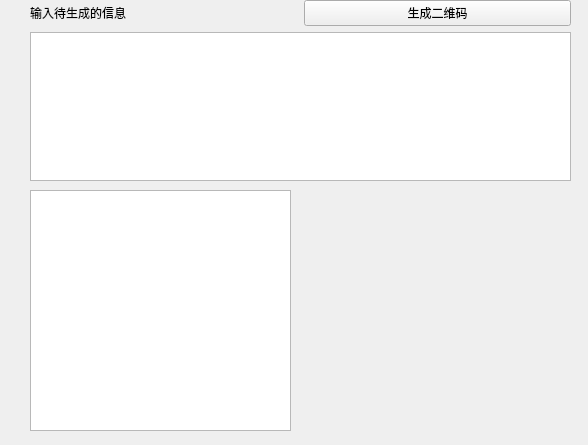
RatingKarma/Qt6QRCodeGenerator, file widget.ui: the form before one commit.
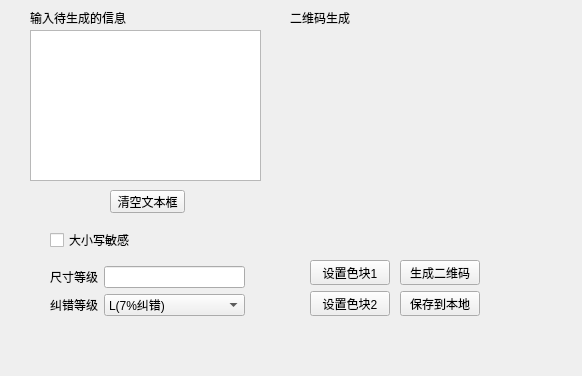
The form after the commit.

Commit message: add qrcode.lib as static lib. add color selection. add QR code correction level, case-sensitive, save as local image options, etc.

Diff of the .ui file:
```diff
--- a/widget.ui
+++ b/widget.ui
@@ -6,56 +6,198 @@
    <rect>
     <x>0</x>
     <y>0</y>
-    <width>588</width>
-    <height>445</height>
+    <width>582</width>
+    <height>376</height>
    </rect>
   </property>
   <property name="windowTitle">
    <string>widget</string>
   </property>
-  <widget class="QGraphicsView" name="graphicsView">
+  <widget class="QLabel" name="QRcode_box">
    <property name="geometry">
     <rect>
+     <x>290</x>
+     <y>30</y>
+     <width>221</width>
+     <height>211</height>
+    </rect>
+   </property>
+   <property name="text">
+    <string/>
+   </property>
+  </widget>
+  <widget class="QTextEdit" name="text_edit">
+   <property name="geometry">
+    <rect>
      <x>30</x>
-     <y>190</y>
-     <width>261</width>
-     <height>241</height>
+     <y>30</y>
+     <width>231</width>
+     <height>151</height>
     </rect>
    </property>
   </widget>
-  <widget class="QWidget" name="">
+  <widget class="QLabel" name="label_info">
    <property name="geometry">
     <rect>
      <x>30</x>
-     <y>0</y>
-     <width>541</width>
-     <height>181</height>
+     <y>10</y>
+     <width>96</width>
+     <height>16</height>
     </rect>
    </property>
-   <layout class="QGridLayout" name="gridLayout">
-    <item row="0" column="0">
-     <layout class="QHBoxLayout" name="horizontalLayout">
+   <property name="text">
+    <string>输入待生成的信息</string>
+   </property>
+  </widget>
+  <widget class="QWidget" name="layoutWidget">
+   <property name="geometry">
+    <rect>
+     <x>50</x>
+     <y>220</y>
+     <width>195</width>
+     <height>104</height>
+    </rect>
+   </property>
+   <layout class="QVBoxLayout" name="verticalLayout_3">
+    <item>
+     <widget class="QCheckBox" name="checkbox_casesensitive">
+      <property name="text">
+       <string>大小写敏感</string>
+      </property>
+     </widget>
+    </item>
+    <item>
+     <layout class="QHBoxLayout" name="horizontalLayout_2">
       <item>
-       <widget class="QLabel" name="label">
+       <layout class="QVBoxLayout" name="verticalLayout">
+        <item>
+         <widget class="QLabel" name="label_version">
+          <property name="text">
+           <string>尺寸等级</string>
+          </property>
+         </widget>
+        </item>
+        <item>
+         <widget class="QLabel" name="label_correction_lvl">
+          <property name="text">
+           <string>纠错等级</string>
+          </property>
+         </widget>
+        </item>
+       </layout>
+      </item>
+      <item>
+       <layout class="QVBoxLayout" name="verticalLayout_2">
+        <item>
+         <widget class="QLineEdit" name="lineedit_version"/>
+        </item>
+        <item>
+         <widget class="QComboBox" name="combobox_correction_lvl">
+          <property name="currentText">
+           <string>L(7%纠错)</string>
+          </property>
+          <item>
+           <property name="text">
+            <string>L(7%纠错)</string>
+           </property>
+          </item>
+          <item>
+           <property name="text">
+            <string>M(15%纠错)</string>
+           </property>
+          </item>
+          <item>
+           <property name="text">
+            <string>Q(25%纠错)</string>
+           </property>
+          </item>
+          <item>
+           <property name="text">
+            <string>H(30%纠错)</string>
+           </property>
+          </item>
+         </widget>
+        </item>
+       </layout>
+      </item>
+     </layout>
+    </item>
+   </layout>
+  </widget>
+  <widget class="QLabel" name="label">
+   <property name="geometry">
+    <rect>
+     <x>290</x>
+     <y>10</y>
+     <width>71</width>
+     <height>16</height>
+    </rect>
+   </property>
+   <property name="text">
+    <string>二维码生成</string>
+   </property>
+  </widget>
+  <widget class="QWidget" name="layoutWidget">
+   <property name="geometry">
+    <rect>
+     <x>310</x>
+     <y>260</y>
+     <width>174</width>
+     <height>56</height>
+    </rect>
+   </property>
+   <layout class="QHBoxLayout" name="horizontalLayout">
+    <item>
+     <layout class="QFormLayout" name="formLayout">
+      <item row="0" column="0">
+       <widget class="QPushButton" name="btn_color_select1">
         <property name="text">
-         <string>输入待生成的信息</string>
+         <string>设置色块1</string>
         </property>
        </widget>
       </item>
-      <item>
-       <widget class="QPushButton" name="pushButton">
+      <item row="1" column="0">
+       <widget class="QPushButton" name="btn_color_select2">
+        <property name="text">
+         <string>设置色块2</string>
+        </property>
+       </widget>
+      </item>
+     </layout>
+    </item>
+    <item>
+     <layout class="QFormLayout" name="formLayout_2">
+      <item row="0" column="0">
+       <widget class="QPushButton" name="btn_QR_gen">
         <property name="text">
          <string>生成二维码</string>
         </property>
        </widget>
       </item>
+      <item row="1" column="0">
+       <widget class="QPushButton" name="btn_save">
+        <property name="text">
+         <string>保存到本地</string>
+        </property>
+       </widget>
+      </item>
      </layout>
     </item>
-    <item row="1" column="0">
-     <widget class="QTextEdit" name="textEdit"/>
-    </item>
    </layout>
   </widget>
+  <widget class="QPushButton" name="btn_clear">
+   <property name="geometry">
+    <rect>
+     <x>110</x>
+     <y>190</y>
+     <width>75</width>
+     <height>23</height>
+    </rect>
+   </property>
+   <property name="text">
+    <string>清空文本框</string>
+   </property>
+  </widget>
  </widget>
  <resources/>
  <connections/>
```
The commit also changes 6 other files.
